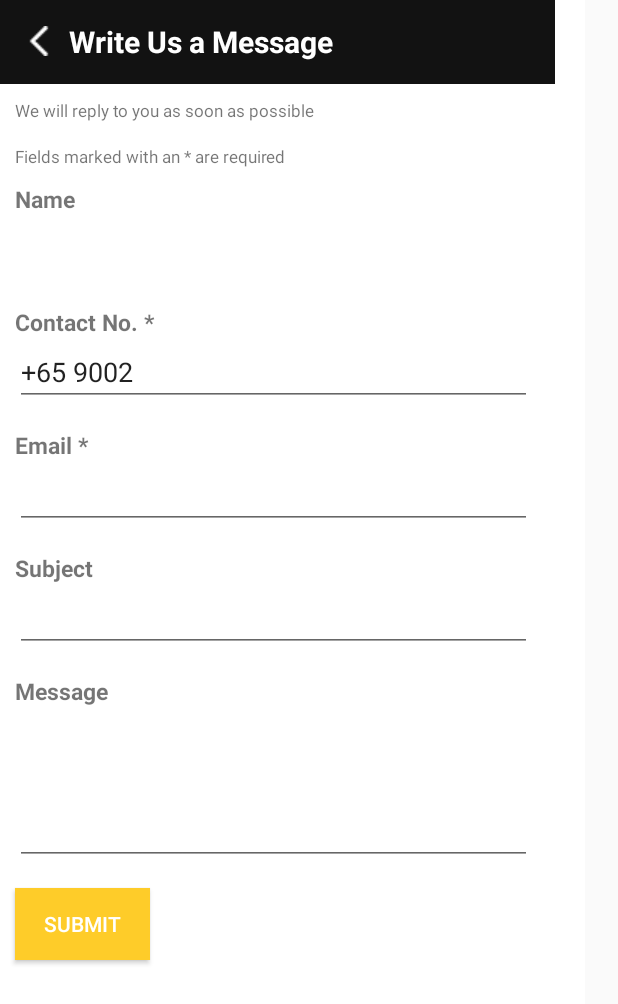
After one commit to akaiyuki/bnmghjkcv, an Android app: the WriteMessageActivity screen opened directly, with no data from a screen before it, on a phone screen of 412 x 824 dp. The commit adds this screen. Shown: the top 1004 px of the screen. Run offline under Robolectric (Android 15) with nearby library versions, the phone set to English and light mode, and no system bars.

Commit message:
edited write message in contact us

```diff
--- a/BenzAndroid/app/src/main/AndroidManifest.xml
+++ b/BenzAndroid/app/src/main/AndroidManifest.xml
@@ -45,7 +45,8 @@
             </intent-filter>
         </activity>
         <activity android:name=".models.activity.BlogOneActivity" />
-        <activity android:name=".models.activity.BlogTwoActivity"></activity>
+        <activity android:name=".models.activity.BlogTwoActivity" />
+        <activity android:name=".models.activity.WriteMessageActivity"></activity>
     </application>
 
 </manifest>
--- /dev/null
+++ b/BenzAndroid/app/src/main/java/com/av/benzandroid/models/activity/WriteMessageActivity.java
@@ -0,0 +1,116 @@
+package com.av.benzandroid.models.activity;
+
+import android.content.Intent;
+import android.net.Uri;
+import android.support.v7.app.AppCompatActivity;
+import android.os.Bundle;
+import android.support.v7.widget.Toolbar;
+import android.text.Editable;
+import android.text.Selection;
+import android.text.TextWatcher;
+import android.view.View;
+import android.widget.Button;
+import android.widget.EditText;
+import android.widget.TextView;
+
+import com.av.benzandroid.R;
+import com.av.benzandroid.functions.core.BaseActivity;
+
+public class WriteMessageActivity extends BaseActivity {
+
+    @Override
+    protected void onCreate(Bundle savedInstanceState) {
+        super.onCreate(savedInstanceState);
+        setContentView(R.layout.activity_write_message);
+
+        Toolbar toolbar = (Toolbar) findViewById(R.id.app_bar);
+        TextView txtTitle = (TextView) toolbar.findViewById(R.id.title);
+        txtTitle.setText("Write Us a Message");
+        txtTitle.setOnClickListener(new View.OnClickListener() {
+            @Override
+            public void onClick(View view) {
+                onBackPressed();
+            }
+        });
+
+
+        final EditText mEditName = (EditText) findViewById(R.id.editname);
+        final EditText mEditEmail = (EditText) findViewById(R.id.editemail);
+        final EditText mEditSubject = (EditText) findViewById(R.id.editcompany);
+        final EditText mEditMobile = (EditText) findViewById(R.id.editmobile);
+        final EditText mEditMessage = (EditText) findViewById(R.id.editmessage);
+
+
+        mEditMobile.setText("+65 9002");
+        Selection.setSelection(mEditMobile.getText(), mEditMobile.getText().length());
+        mEditMobile.addTextChangedListener(new TextWatcher() {
+
+            @Override
+            public void onTextChanged(CharSequence s, int start, int before, int count) {
+                // TODO Auto-generated method stub
+
+            }
+
+            @Override
+            public void beforeTextChanged(CharSequence s, int start, int count,
+                                          int after) {
+                // TODO Auto-generated method stub
+
+            }
+
+            @Override
+            public void afterTextChanged(Editable s) {
+                if(!s.toString().contains("+65 9002")){
+                    mEditMobile.setText("+65 9002");
+                    Selection.setSelection(mEditMobile.getText(), mEditMobile.getText().length());
+
+                }
+
+            }
+        });
+
+
+
+        Button mButtonSubmit = (Button) findViewById(R.id.button_submit);
+        mButtonSubmit.setOnClickListener(new View.OnClickListener() {
+            @Override
+            public void onClick(View view) {
+
+                if (mEditMobile.getText().length() != 0 && mEditEmail.getText().length() != 0){
+
+                    Intent emailIntent = new Intent(android.content.Intent.ACTION_SEND, Uri.fromParts(
+                            "mailto","abc@gmail.com", null));
+
+                    emailIntent.putExtra(Intent.EXTRA_EMAIL  , new String[]{"info@benzrecovery.com.sg"});
+
+                    emailIntent.putExtra(Intent.EXTRA_SUBJECT, mEditSubject.getText().toString());
+
+                    emailIntent.putExtra(android.content.Intent.EXTRA_TEXT,
+                            "Name: "+mEditName.getText().toString()+
+                                    "  Email: "+mEditEmail.getText().toString()+
+                                    "  Mobile: "+mEditMobile.getText().toString()+
+                                    "  Debt Message: "+mEditMessage.getText().toString());
+
+                    emailIntent.setType("message/rfc822");
+
+                    startActivity(Intent.createChooser(emailIntent, "Choose an Email client :"));
+
+                }
+
+
+
+            }
+        });
+
+
+
+    }
+
+    @Override
+    public void onBackPressed() {
+
+        super.onBackPressed();
+
+    }
+
+}
--- a/BenzAndroid/app/src/main/java/com/av/benzandroid/models/fragments/ContactUsFragment.java
+++ b/BenzAndroid/app/src/main/java/com/av/benzandroid/models/fragments/ContactUsFragment.java
@@ -43,6 +43,7 @@ import com.av.benzandroid.R;
 import com.av.benzandroid.functions.BSingleton;
 import com.av.benzandroid.functions.CustomScrollView;
 import com.av.benzandroid.models.activity.MainActivity;
+import com.av.benzandroid.models.activity.WriteMessageActivity;
 import com.google.android.gms.maps.CameraUpdateFactory;
 import com.google.android.gms.maps.GoogleMap;
 import com.google.android.gms.maps.OnMapReadyCallback;
@@ -123,7 +124,10 @@ public class ContactUsFragment extends FragmentActivity implements OnMapReadyCal
         mButtonFloating.setOnClickListener(new View.OnClickListener() {
             @Override
             public void onClick(View view) {
-                showDialogMessage();
+//                showDialogMessage();
+
+                startActivity(new Intent(ContactUsFragment.this, WriteMessageActivity.class));
+
             }
         });
 
--- /dev/null
+++ b/BenzAndroid/app/src/main/res/layout/activity_write_message.xml
@@ -0,0 +1,162 @@
+<?xml version="1.0" encoding="utf-8"?>
+<ScrollView xmlns:android="http://schemas.android.com/apk/res/android"
+    android:layout_width="390dp"
+    android:layout_height="match_parent"
+    android:background="@color/colorAccent">
+
+    <LinearLayout
+        android:layout_width="match_parent"
+        android:layout_height="match_parent"
+        android:layout_marginRight="20dp"
+        android:orientation="vertical">
+
+        <include
+            android:id="@+id/app_bar"
+            layout="@layout/app_bar_contact" />
+
+        <!--<TextView-->
+            <!--android:layout_width="match_parent"-->
+            <!--android:layout_height="wrap_content"-->
+            <!--android:layout_marginBottom="5dp"-->
+            <!--android:layout_marginTop="20dp"-->
+            <!--android:text="Write Us a Message"-->
+            <!--android:textSize="19sp"-->
+            <!--android:layout_marginLeft="10dp"-->
+            <!--android:textStyle="bold"-->
+            <!--android:textColor="@color/colorPrimaryDark"/>-->
+
+        <!--<View-->
+            <!--android:id="@+id/divider1"-->
+            <!--android:layout_width="30dp"-->
+            <!--android:layout_height="2dip"-->
+            <!--android:layout_below="@+id/texttitle"-->
+            <!--android:layout_marginBottom="5dp"-->
+            <!--android:layout_marginTop="5dp"-->
+            <!--android:layout_marginLeft="10dp"-->
+            <!--android:background="@color/colorPrimaryDark" />-->
+
+
+        <TextView
+            android:layout_width="match_parent"
+            android:layout_height="wrap_content"
+            android:layout_marginBottom="5dp"
+            android:layout_marginTop="10dp"
+            android:textSize="11sp"
+            android:layout_marginLeft="10dp"
+            android:text="We will reply to you as soon as possible"/>
+
+
+        <TextView
+            android:layout_width="match_parent"
+            android:layout_height="wrap_content"
+            android:layout_marginBottom="10dp"
+            android:layout_marginTop="10dp"
+            android:textSize="11sp"
+            android:layout_marginLeft="10dp"
+            android:text="Fields marked with an * are required"/>
+
+
+        <TextView
+            android:layout_width="match_parent"
+            android:layout_height="wrap_content"
+            android:layout_marginLeft="10dp"
+            android:text="Name"
+            android:textSize="15sp"
+            android:textStyle="bold"/>
+
+        <EditText
+            android:id="@+id/editname"
+            android:layout_width="match_parent"
+            android:layout_height="40dp"
+            android:layout_marginLeft="10dp"
+            android:layout_marginTop="5dp"
+            android:layout_marginRight="15dp"
+            android:layout_marginBottom="15dp"/>
+
+        <TextView
+            android:layout_width="match_parent"
+            android:layout_height="wrap_content"
+            android:layout_marginLeft="10dp"
+            android:text="Contact No. *"
+            android:textSize="15sp"
+            android:textStyle="bold"/>
+
+        <EditText
+            android:layout_width="match_parent"
+            android:layout_height="40dp"
+            android:layout_marginLeft="10dp"
+            android:layout_marginRight="15dp"
+            android:layout_marginBottom="15dp"
+            android:layout_marginTop="5dp"
+            android:inputType="number"
+            android:id="@+id/editmobile"/>
+
+        <TextView
+            android:layout_width="match_parent"
+            android:layout_height="wrap_content"
+            android:layout_marginLeft="10dp"
+            android:text="Email *"
+            android:textSize="15sp"
+            android:textStyle="bold"/>
+
+        <EditText
+            android:layout_width="match_parent"
+            android:layout_height="40dp"
+            android:layout_marginLeft="10dp"
+            android:layout_marginRight="15dp"
+            android:layout_marginBottom="15dp"
+            android:layout_marginTop="5dp"
+            android:id="@+id/editemail"
+            android:inputType="textEmailAddress"/>
+
+        <TextView
+            android:layout_width="match_parent"
+            android:layout_height="wrap_content"
+            android:layout_marginLeft="10dp"
+            android:text="Subject"
+            android:textSize="15sp"
+            android:textStyle="bold"/>
+
+        <EditText
+            android:layout_width="match_parent"
+            android:layout_height="40dp"
+            android:layout_marginLeft="10dp"
+            android:layout_marginRight="15dp"
+            android:layout_marginBottom="15dp"
+            android:layout_marginTop="5dp"
+            android:id="@+id/editcompany"/>
+
+
+        <TextView
+            android:layout_width="match_parent"
+            android:layout_height="wrap_content"
+            android:layout_marginLeft="10dp"
+            android:text="Message"
+            android:textSize="15sp"
+            android:textStyle="bold"/>
+
+        <EditText
+            android:id="@+id/editmessage"
+            android:layout_width="match_parent"
+            android:layout_height="100dp"
+            android:layout_marginLeft="10dp"
+            android:layout_marginRight="15dp"
+            android:layout_marginBottom="15dp"
+            android:layout_marginTop="5dp"/>
+
+
+        <Button
+            android:layout_width="90dp"
+            android:layout_height="wrap_content"
+            android:background="@color/colorHighlight"
+            android:text="Submit"
+            android:textColor="@color/colorAccent"
+            android:layout_marginLeft="10dp"
+            android:layout_marginBottom="15dp"
+            android:id="@+id/button_submit"/>
+
+
+    </LinearLayout>
+
+
+</ScrollView>
--- a/BenzAndroid/app/src/main/res/values/colors.xml
+++ b/BenzAndroid/app/src/main/res/values/colors.xml
@@ -6,4 +6,5 @@
 
 
     <color name="colorHighlight">#fecc29</color>
+    <color name="colorGray">#c7c5c5</color>
 </resources>
```
